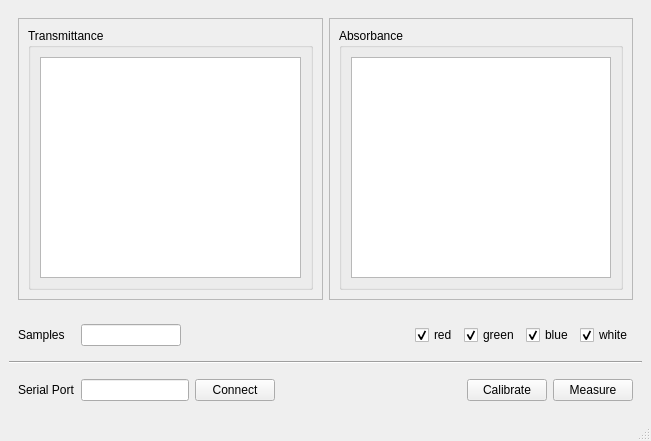
Above: python/Colorimeter/colorimeter_basic_gui/colorimeter_basic_gui.ui from iorodeo/colorimeter before the change. Below: the same form after it.
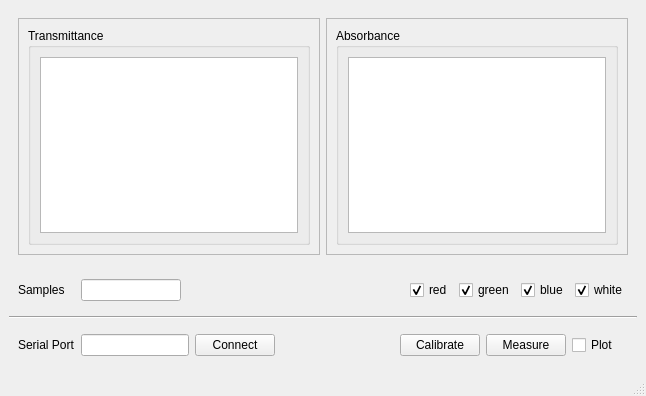
That is the form after the change.

Commit message: Added absorbance plot to basic colorimeter gui.

```diff
--- a/python/Colorimeter/colorimeter_basic_gui/colorimeter_basic_gui.ui
+++ b/python/Colorimeter/colorimeter_basic_gui/colorimeter_basic_gui.ui
@@ -6,8 +6,8 @@
    <rect>
     <x>0</x>
     <y>0</y>
-    <width>651</width>
-    <height>441</height>
+    <width>646</width>
+    <height>396</height>
    </rect>
   </property>
   <property name="windowTitle">
@@ -284,6 +284,13 @@
          </property>
         </widget>
        </item>
+       <item>
+        <widget class="QCheckBox" name="plotCheckBox">
+         <property name="text">
+          <string>Plot   </string>
+         </property>
+        </widget>
+       </item>
       </layout>
      </widget>
     </item>
```
Left out of the diff: 4 changed lines with no effect on the pictures. The commit also changes 3 other files.
